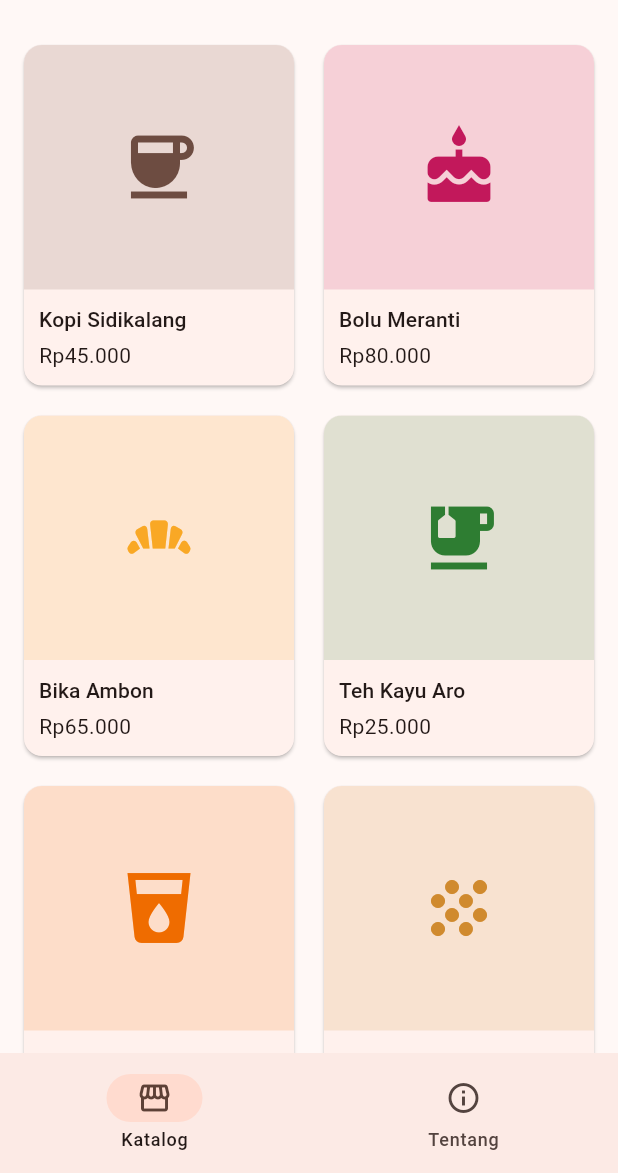
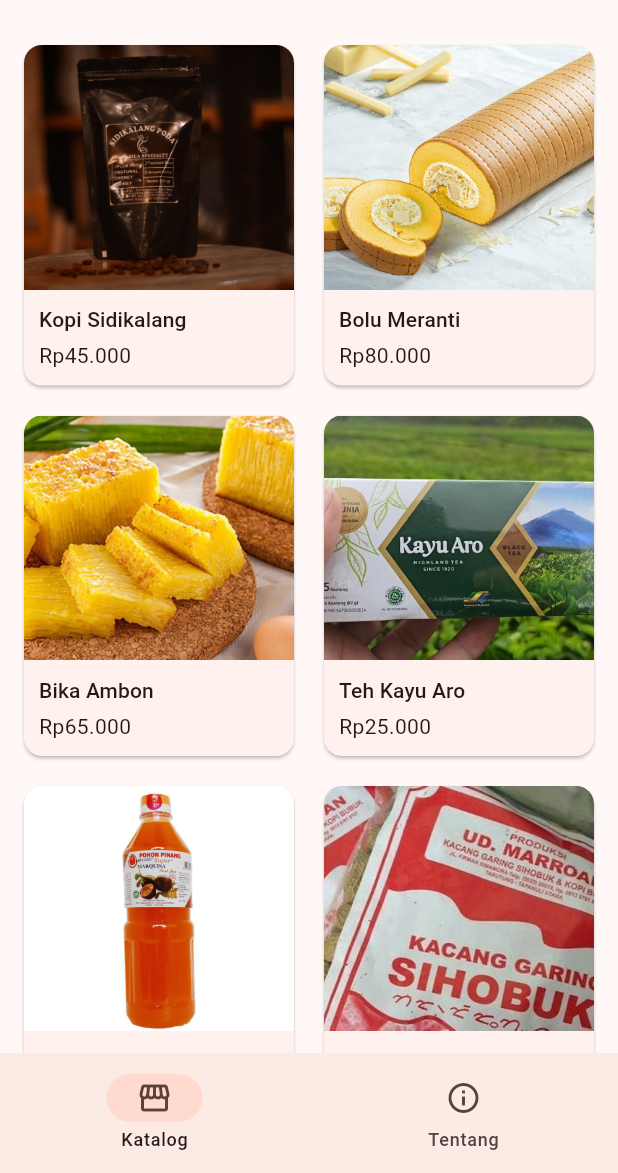
Before and after one commit to juhralexa/katalog_oleh_oleh, a Flutter app: the screen it shows after launch, on a phone screen of 412 x 824 dp, the part 63-1236 px from its top. Run offline on Flutter 3.47's test engine with Material 3 defaults, Android fonts, the phone set to English and light mode, and no system bars; our stand-ins replace go_router, material_ui.

Commit message:
Ganti ikon produk dengan foto asli

```diff
--- a/lib/data.dart
+++ b/lib/data.dart
@@ -7,6 +7,7 @@ class Produk {
     required this.kategori,
     required this.harga,
     required this.deskripsi,
+    required this.gambar,
     required this.ikon,
     required this.warna,
   });
@@ -16,28 +17,35 @@ class Produk {
   final String kategori;
   final int harga;
   final String deskripsi;
-  final IconData ikon;
+  final String gambar; // path foto di assets/images/
+  final IconData ikon; // cadangan bila foto gagal dimuat
   final Color warna;
 }
 
 const daftarProduk = <Produk>[
   Produk(id: 1, nama: 'Kopi Sidikalang', kategori: 'Minuman', harga: 45000,
       deskripsi: 'Kopi robusta khas Dairi, sangrai sedang, 250 g.',
+      gambar: 'assets/images/kopi_sidikalang.jpg',
       ikon: Icons.coffee, warna: Color(0xFF6D4C41)),
   Produk(id: 2, nama: 'Bolu Meranti', kategori: 'Kue', harga: 80000,
       deskripsi: 'Bolu gulung lembut dengan isian keju dan cokelat.',
+      gambar: 'assets/images/bolu_meranti.jpg',
       ikon: Icons.cake, warna: Color(0xFFC2185B)),
   Produk(id: 3, nama: 'Bika Ambon', kategori: 'Kue', harga: 65000,
       deskripsi: 'Kue berserat khas Medan dengan aroma daun jeruk.',
+      gambar: 'assets/images/bika_ambon.jpg',
       ikon: Icons.bakery_dining, warna: Color(0xFFF9A825)),
   Produk(id: 4, nama: 'Teh Kayu Aro', kategori: 'Minuman', harga: 25000,
       deskripsi: 'Teh hitam dari dataran tinggi, 100 g.',
+      gambar: 'assets/images/teh_kayu_aro.jpg',
       ikon: Icons.emoji_food_beverage, warna: Color(0xFF2E7D32)),
   Produk(id: 5, nama: 'Sirup Markisa', kategori: 'Minuman', harga: 35000,
       deskripsi: 'Sirup buah markisa asli Berastagi, 620 ml.',
+      gambar: 'assets/images/sirup_markisa.jpg',
       ikon: Icons.local_drink, warna: Color(0xFFEF6C00)),
   Produk(id: 6, nama: 'Kacang Sihobuk', kategori: 'Camilan', harga: 20000,
       deskripsi: 'Kacang tanah sangrai khas Sihobuk, renyah dan gurih.',
+      gambar: 'assets/images/kacang_sihobuk.jpg',
       ikon: Icons.grain, warna: Color(0xFFD08A2E)),
 ];
 
--- a/lib/halaman_katalog.dart
+++ b/lib/halaman_katalog.dart
@@ -50,11 +50,17 @@ class KartuProduk extends StatelessWidget {
         child: Column(
           crossAxisAlignment: CrossAxisAlignment.start,
           children: [
-            Expanded(
-              child: Container(
+                        Expanded(
+              child: SizedBox(
                 width: double.infinity,
-                color: produk.warna.withValues(alpha: 0.15),
-                child: Icon(produk.ikon, size: 56, color: produk.warna),
+                child: Image.asset(
+                  produk.gambar,
+                  fit: BoxFit.cover,
+                  errorBuilder: (context, error, stackTrace) => Container(
+                    color: produk.warna.withValues(alpha: 0.15),
+                    child: Icon(produk.ikon, size: 56, color: produk.warna),
+                  ),
+                ),
               ),
             ),
             Padding(
--- a/pubspec.yaml
+++ b/pubspec.yaml
@@ -59,10 +59,8 @@ flutter:
   # the material Icons class.
   uses-material-design: true
 
-  # To add assets to your application, add an assets section, like this:
-  # assets:
-  #   - images/a_dot_burr.jpeg
-  #   - images/a_dot_ham.jpeg
+  assets:
+    - assets/images/
 
   # An image asset can refer to one or more resolution-specific "variants", see
   # https://flutter.dev/to/resolution-aware-images
```
Also changed, not shown: lib/halaman_detail.dart (+7 -3 lines), assets/images/bika_ambon.jpg (added), assets/images/bolu_meranti.jpg (added), assets/images/kacang_sihobuk.jpg (added), assets/images/kopi_sidikalang.jpg (added), assets/images/sirup_markisa.jpg (added), assets/images/teh_kayu_aro.jpg (added).
